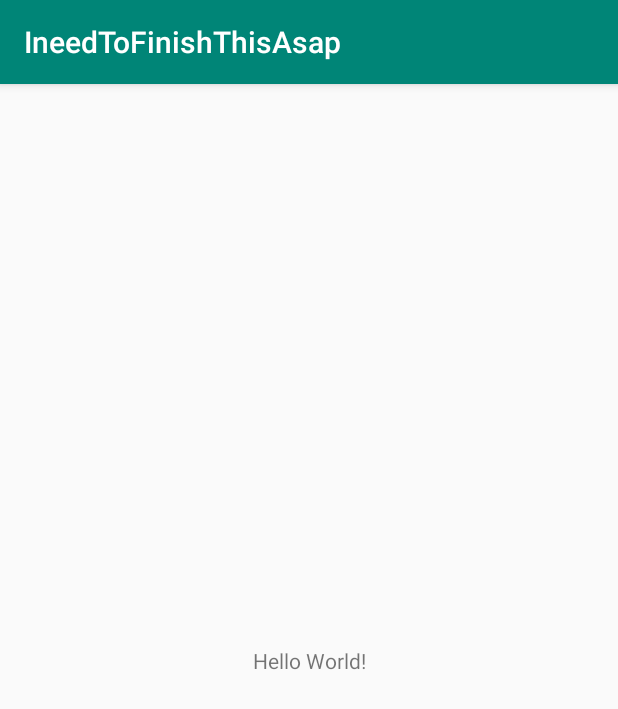
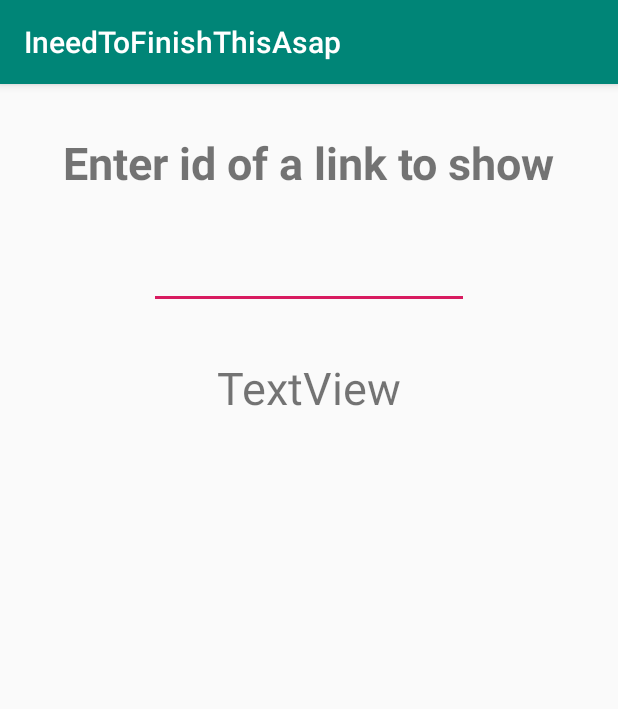
Before and after one commit to Burdzi0/IneedToFinishThisAsap, an Android app: the screen it shows after launch (MainActivity), on a phone screen of 412 x 824 dp. Shown: the top 709 px of the screen. Run offline under Robolectric (Android 15) with nearby library versions, the phone set to English and light mode, and no system bars.

Commit message:
MVP working

```diff
--- a/app/src/main/java/tech/burdzi0/ineedtofinishthisasap/MainActivity.kt
+++ b/app/src/main/java/tech/burdzi0/ineedtofinishthisasap/MainActivity.kt
@@ -2,27 +2,42 @@ package tech.burdzi0.ineedtofinishthisasap
 
 import android.os.Bundle
 import android.support.v7.app.AppCompatActivity
-import android.util.Log
-import tech.burdzi0.ineedtofinishthisasap.executor.Executor.execute
-import tech.burdzi0.ineedtofinishthisasap.model.Link
-import tech.burdzi0.ineedtofinishthisasap.model.api.LinkServiceProvider
-import java.util.concurrent.Callable
+import android.text.Editable
+import android.text.TextWatcher
+import kotlinx.android.synthetic.main.activity_main.*
+import tech.burdzi0.ineedtofinishthisasap.presenter.MainActivityPresenter
+import tech.burdzi0.ineedtofinishthisasap.view.MainActivityView
 
-class MainActivity : AppCompatActivity() {
+class MainActivity : AppCompatActivity(), MainActivityView {
+
+    private val presenter = MainActivityPresenter(this)
 
     override fun onCreate(savedInstanceState: Bundle?) {
         super.onCreate(savedInstanceState)
         setContentView(R.layout.activity_main)
 
-        val service = LinkServiceProvider.get()
+        linkId.addTextChangedListener(
+            textWatcher()
+        )
+    }
 
-        val linkCall = service.getLinkById(1)
-        val link = execute(
-            Callable<Link> {
-                linkCall.execute().body()
+    private fun textWatcher(): TextWatcher {
+        return object : TextWatcher {
+            override fun beforeTextChanged(s: CharSequence?, start: Int, count: Int, after: Int) {}
+            override fun afterTextChanged(s: Editable) {}
+
+            override fun onTextChanged(s: CharSequence?, start: Int, before: Int, count: Int) {
+                if (!s.toString().isEmpty() && !s.toString().isBlank()) {
+                    val id = s.toString().toLong()
+                    presenter.getLinkById(id)
+                }
             }
-        )
-        Log.d("LINK", link.toString())
 
+        }
     }
+
+    override fun showLink(link: String) {
+        linkInfo.text = link
+    }
+
 }
--- /dev/null
+++ b/app/src/main/java/tech/burdzi0/ineedtofinishthisasap/model/api/LinkRetrofitService.kt
@@ -0,0 +1,19 @@
+package tech.burdzi0.ineedtofinishthisasap.model.api
+
+import retrofit2.Call
+import retrofit2.http.GET
+import retrofit2.http.POST
+import retrofit2.http.Path
+import tech.burdzi0.ineedtofinishthisasap.model.Link
+
+interface LinkRetrofitService {
+
+    @GET("/api/link/")
+    fun getAllLinks(): Call<List<Link>>
+
+    @GET("/api/link/{id}")
+    fun getLinkById(@Path("id") id:Long): Call<Link>
+
+    @POST("/api/link")
+    fun postLink(link:Link): Call<Link>
+}
--- a/app/src/main/java/tech/burdzi0/ineedtofinishthisasap/model/api/LinkService.kt
+++ b/app/src/main/java/tech/burdzi0/ineedtofinishthisasap/model/api/LinkService.kt
@@ -1,19 +1,20 @@
 package tech.burdzi0.ineedtofinishthisasap.model.api
 
-import retrofit2.Call
-import retrofit2.http.GET
-import retrofit2.http.POST
-import retrofit2.http.Path
+import tech.burdzi0.ineedtofinishthisasap.executor.Executor.execute
 import tech.burdzi0.ineedtofinishthisasap.model.Link
+import java.util.concurrent.Callable
 
-interface LinkService {
+class LinkService {
 
-    @GET("/api/link/")
-    fun getAllLinks(): Call<List<Link>>
+    private val linkService = LinkServiceProvider.get()
 
-    @GET("/api/link/{id}")
-    fun getLinkById(@Path("id") id:Int): Call<Link>
-
-    @POST("/api/link")
-    fun postLink(link:Link): Call<Link>
+    fun getLinkById(id:Long): Link? {
+        val linkCall = linkService.getLinkById(id)
+        val link = execute(
+            Callable<Link> {
+                linkCall.execute().body()
+            }
+        )
+        return link
+    }
 }
--- a/app/src/main/java/tech/burdzi0/ineedtofinishthisasap/model/api/LinkServiceProvider.kt
+++ b/app/src/main/java/tech/burdzi0/ineedtofinishthisasap/model/api/LinkServiceProvider.kt
@@ -2,12 +2,12 @@ package tech.burdzi0.ineedtofinishthisasap.model.api
 
 object LinkServiceProvider {
 
-    private val instance: LinkService by lazy {
+    private val instance: LinkRetrofitService by lazy {
         val retrofit = RetrofitProvider.get()
-        retrofit.create(LinkService::class.java)
+        retrofit.create(LinkRetrofitService::class.java)
     }
 
-    fun get():LinkService {
+    fun get():LinkRetrofitService {
         return instance
     }
 }
--- a/app/src/main/java/tech/burdzi0/ineedtofinishthisasap/model/api/RetrofitProvider.kt
+++ b/app/src/main/java/tech/burdzi0/ineedtofinishthisasap/model/api/RetrofitProvider.kt
@@ -7,11 +7,11 @@ import tech.burdzi0.ineedtofinishthisasap.interceptor.CustomInterceptor
 
 object RetrofitProvider {
 
-    private val REST_API_WEBSITE = "http://bootshorten.herokuapp.com/"
+    private const val BASE_URL = "http://bootshorten.herokuapp.com/"
 
     private val instance: Retrofit by lazy {
         Retrofit.Builder()
-            .baseUrl(REST_API_WEBSITE)
+            .baseUrl(BASE_URL)
             .client(createCustomInterceptor())
             .addConverterFactory(GsonConverterFactory.create())
             .build()
--- a/app/src/main/java/tech/burdzi0/ineedtofinishthisasap/presenter/MainActivityPresenter.kt
+++ b/app/src/main/java/tech/burdzi0/ineedtofinishthisasap/presenter/MainActivityPresenter.kt
@@ -1,4 +1,16 @@
 package tech.burdzi0.ineedtofinishthisasap.presenter
 
-class MainActivityPresenter {
+import tech.burdzi0.ineedtofinishthisasap.model.api.LinkService
+import tech.burdzi0.ineedtofinishthisasap.view.LinkViewTransformer.transform
+import tech.burdzi0.ineedtofinishthisasap.view.MainActivityView
+
+class MainActivityPresenter(private val view:MainActivityView) {
+
+    private val linkService = LinkService()
+
+    fun getLinkById(id: Long) {
+        val link = linkService.getLinkById(id)
+        view.showLink(transform(link))
+    }
+
 }
--- /dev/null
+++ b/app/src/main/java/tech/burdzi0/ineedtofinishthisasap/view/MainActivityView.kt
@@ -0,0 +1,5 @@
+package tech.burdzi0.ineedtofinishthisasap.view;
+
+interface MainActivityView {
+    fun showLink(link:String)
+}
--- a/app/src/main/res/layout/activity_main.xml
+++ b/app/src/main/res/layout/activity_main.xml
@@ -10,10 +10,28 @@
     <TextView
             android:layout_width="wrap_content"
             android:layout_height="wrap_content"
-            android:text="Hello World!"
-            app:layout_constraintBottom_toBottomOf="parent"
-            app:layout_constraintLeft_toLeftOf="parent"
-            app:layout_constraintRight_toRightOf="parent"
-            app:layout_constraintTop_toTopOf="parent"/>
+            android:id="@+id/textView" android:layout_marginEnd="16dp" app:layout_constraintEnd_toEndOf="parent"
+            app:layout_constraintStart_toStartOf="parent" android:layout_marginStart="16dp"
+            android:layout_marginTop="32dp" app:layout_constraintTop_toTopOf="parent"
+            android:text="@string/enter_id_of_a_link_to_show" android:textStyle="bold" android:textSize="30sp"
+    />
+    <EditText
+            android:layout_width="wrap_content"
+            android:layout_height="wrap_content"
+            android:inputType="numberSigned"
+            android:ems="10"
+            android:id="@+id/linkId"
+            android:textSize="18sp" android:layout_marginTop="32dp"
+            app:layout_constraintTop_toBottomOf="@+id/textView" app:layout_constraintStart_toStartOf="parent"
+            android:layout_marginStart="32dp" app:layout_constraintEnd_toEndOf="parent"
+            android:layout_marginEnd="32dp"/>
+    <TextView
+            android:text="TextView"
+            android:layout_width="wrap_content"
+            android:layout_height="wrap_content"
+            android:id="@+id/linkInfo" android:layout_marginTop="32dp"
+            app:layout_constraintTop_toBottomOf="@+id/linkId" app:layout_constraintStart_toStartOf="parent"
+            android:layout_marginStart="32dp" app:layout_constraintEnd_toEndOf="parent"
+            android:layout_marginEnd="32dp" tools:text="Link" android:textSize="30sp"/>
 
 </android.support.constraint.ConstraintLayout>
--- a/app/src/main/res/values/strings.xml
+++ b/app/src/main/res/values/strings.xml
@@ -1,3 +1,4 @@
 <resources>
     <string name="app_name">IneedToFinishThisAsap</string>
+    <string name="enter_id_of_a_link_to_show">Enter id of a link to show</string>
 </resources>
```
Also changed, not shown: app/src/main/java/tech/burdzi0/ineedtofinishthisasap/view/LinkViewTransformer.kt (added, +29 -0 lines).
